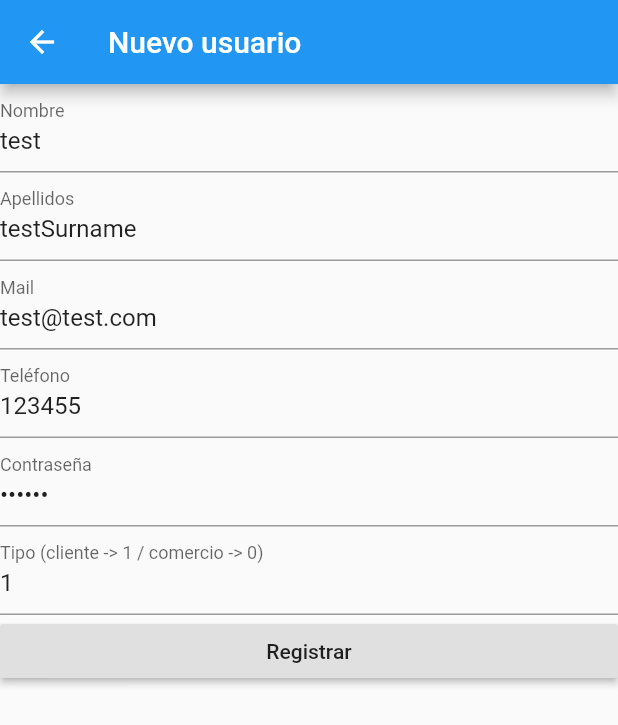
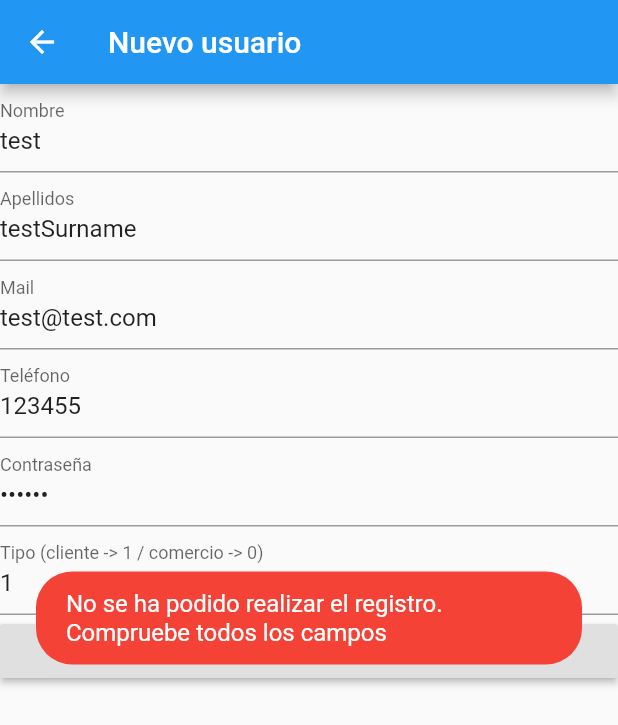
Before and after one commit to sonrissaverde78/vorderDart, a Flutter app: the Register screen opened directly, after a tap on "Registrar", on a phone screen of 412 x 824 dp. Shown: the top 725 px of the screen. Run offline on Flutter 3.47's test engine with Material 2 defaults, Android fonts, the phone set to English and light mode, and no system bars; our stand-ins replace cloud_firestore, firebase_auth, fluttertoast, google_sign_in; missing offline and left inert: flutter_auth_buttons; accounts and stored records are empty; network calls fail.

Commit message:
fixing issues for uid

```diff
--- a/lib/literals.dart
+++ b/lib/literals.dart
@@ -6,6 +6,7 @@ class Literals{
   static String REGISTER ="Registrarse";
   static String WRONG_USER_PASS ="Usuario o contraseña no válidos";
   static String CLOSE_SESSION ="Cerrar sesión";
+  static String REGISTRATION_ERROR ="No se ha podido realizar el registro. Compruebe todos los campos";
 
 
 
--- a/lib/model/user.dart
+++ b/lib/model/user.dart
@@ -9,11 +9,10 @@ class User{
   String postalCode;
   String phone;
   String type;
+  String uid;
 
 
-
-
-  void init (String user, String city, String country, String name, String surname, String email, String postalcode, String phone){
+  void init (String user, String city, String country, String name, String surname, String email, String postalcode, String phone, String uid){
     this.user = user;
     this.city = city;
     this.country = country;
@@ -22,7 +21,7 @@ class User{
     this.email = email;
     this.postalCode = postalcode;
     this.phone = phone;
-
+    this.uid = uid;
   }
 
 
--- a/lib/pages/register.dart
+++ b/lib/pages/register.dart
@@ -2,6 +2,8 @@ import 'package:flutter/material.dart';
 import 'package:firebase_auth/firebase_auth.dart';
 import '../model/profile.dart';
 import '../model/user.dart';
+import 'package:fluttertoast/fluttertoast.dart';
+import 'package:virtualorder_app/literals.dart';
 
 
 class Register extends StatefulWidget {
@@ -114,13 +116,22 @@ class _Register extends State<Register> {
 
           if (!authUser.isAnonymous){
             User user = new User();
-            user.init(_name, "", "", _name, _surname, authUser.email, "", _phone);
+            user.init(_name, "", "", _name, _surname, authUser.email, "", _phone, authUser.uid);
             Profile profile = new Profile(user);
             profile.save();
           }
 
         } catch (e) {
           print("===> Registration error: $e");
+           Fluttertoast.showToast(
+            msg: Literals.REGISTRATION_ERROR,
+            toastLength: Toast.LENGTH_SHORT,
+            gravity: ToastGravity.CENTER,
+            timeInSecForIos: 1,
+            backgroundColor: Colors.red,
+            textColor: Colors.white,
+            fontSize: 16.0
+          );
         }
 
       }
```
Also changed, not shown: lib/model/profile.dart (+14 -11 lines), lib/pages/home.dart (+19 -3 lines), lib/pages/login.dart (+5 -8 lines).
